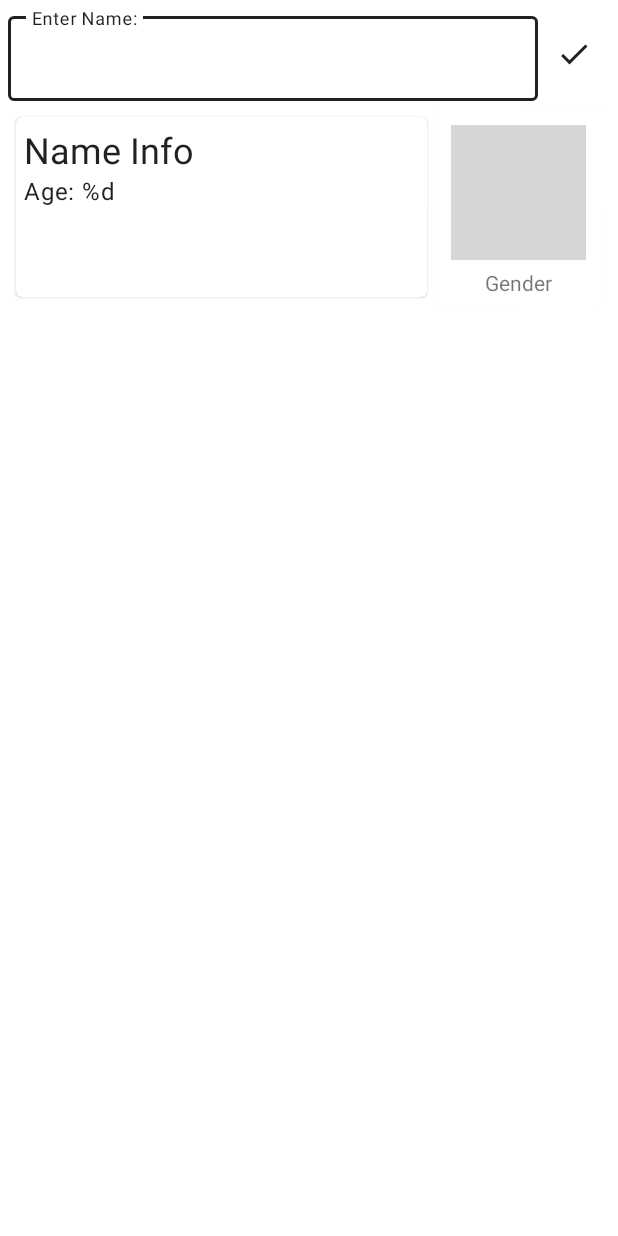
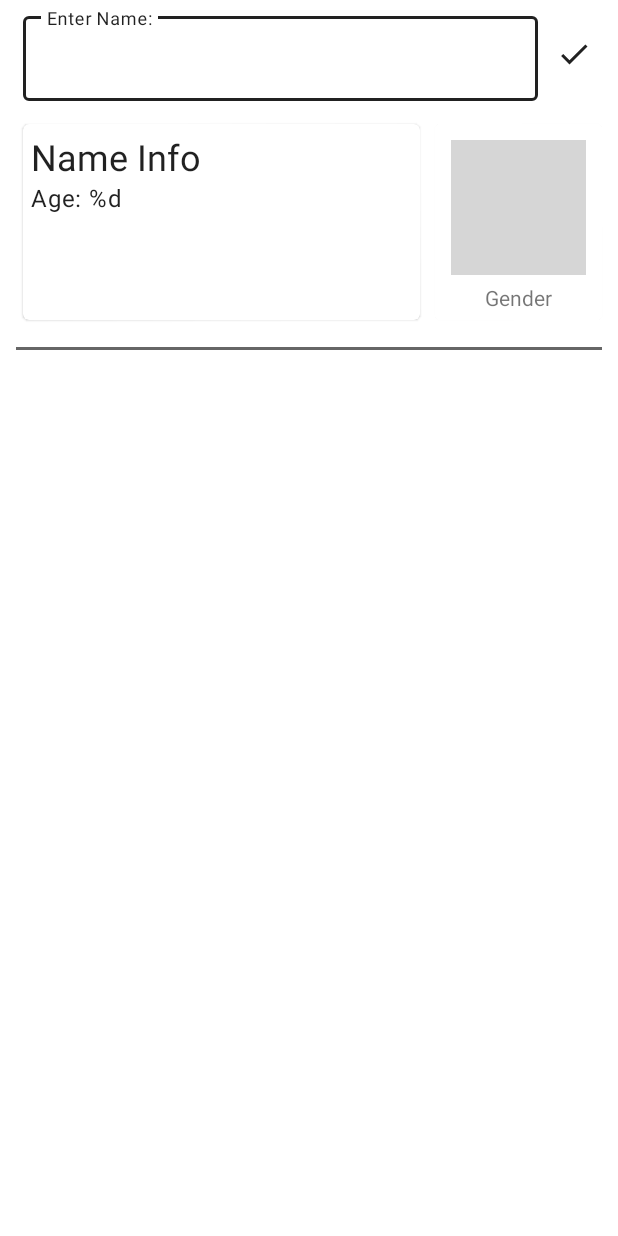
Before and after one commit to jakepurple13/Name_Info, an Android app: the screen it shows after launch (MainActivity), on a phone screen of 412 x 824 dp. Run offline under Robolectric (Android 15) with nearby library versions, the phone set to English and light mode, and no system bars; our stand-ins replace RxJava; libraries missing offline, so code that uses them is left out: androidx.datastore.preferences, com.jakewharton.rxbinding2, com.programmersbox.flowutils, com.programmersbox.gsonutils, com.programmersbox.helpfulutils; plain views replace CircularProgressIndicator; 11 statements that could not run were skipped; grey boxes are pictures that could not be loaded.

Commit message:
- better ui - more organized code

```diff
--- a/app/src/main/java/com/programmersbox/igdb/MainActivity.kt
+++ b/app/src/main/java/com/programmersbox/igdb/MainActivity.kt
@@ -8,7 +8,6 @@ import androidx.datastore.preferences.Preferences
 import androidx.datastore.preferences.createDataStore
 import androidx.datastore.preferences.edit
 import androidx.datastore.preferences.preferencesKey
-import antonkozyriatskyi.circularprogressindicator.CircularProgressIndicator
 import com.google.android.material.snackbar.Snackbar
 import com.jakewharton.rxbinding2.view.clicks
 import com.jakewharton.rxbinding2.widget.editorActionEvents
@@ -43,18 +42,20 @@ class MainActivity : AppCompatActivity() {
     private val recentAdapter by lazy { RecentAdapter(this, uiSubject) }
     private val dataStore = createDataStore(name = defaultSharedPrefName)
     private val cachedInfoList = dataStore.data
-        .map { it.from<List<IfyInfo>>("cachedInfo") }
+        .map { it.preferencesObject<List<IfyInfo>>("cachedInfo") }
         .filterNotNull()
 
-    private inline fun <reified T> Preferences.from(key: String) = this[preferencesKey<String>(key)]?.fromJson<T>()
+    private inline fun <reified T> Preferences.preferencesObject(key: String) = this[preferencesKey<String>(key)]?.fromJson<T>()
+    /*private inline fun <reified T> MutablePreferences.preferencesObject(key: String, value: T) =
+        let { this[preferencesKey<String>(key)] = value.toJson() }*/
 
     override fun onCreate(savedInstanceState: Bundle?) {
         super.onCreate(savedInstanceState)
         setContentView(R.layout.activity_main)
 
-        runBlocking { dataStore.data.first()[preferencesKey<String>("cachedInfo")]?.fromJson<List<IfyInfo>>()?.let { fixedCacheList.addAll(it) } }
+        runBlocking { dataStore.data.first().preferencesObject<List<IfyInfo>>("cachedInfo")?.let { fixedCacheList.addAll(it) } }
 
-        cachedInfoList.collectOnUi { recentAdapter.setListNotify(it) }
+        cachedInfoList.collectOnUi(action = recentAdapter::setListNotify)
 
         genderChart.setProgressTextAdapter { "${it.roundToInt()}%" }
 
@@ -91,7 +92,7 @@ class MainActivity : AppCompatActivity() {
                                     t.printStackTrace()
                                     Snackbar.make(
                                         recentList,
-                                        "Something went wrong. Please connect to wifi or wait until tomorrow",
+                                        R.string.error,
                                         Snackbar.LENGTH_SHORT
                                     ).show()
                                 }
@@ -117,28 +118,41 @@ class MainActivity : AppCompatActivity() {
             .subscribe {
                 infoLayout.visible()
                 loading.gone()
+            }
+            .addTo(disposable)
+
+        uiSubject
+            .map(IfyInfo::nationality)
+            .subscribe(adapter::setListNotify)
+            .addTo(disposable)
+
+        uiSubject
+            .subscribe {
+                nameInfo.text = it.name
+                ageInfo.text = getString(R.string.ageItem, it.age)
+            }
+            .addTo(disposable)
+
+        uiSubject
+            .subscribe {
                 it.gender?.let { gender ->
                     genderName.text = gender.gender.capitalize(Locale.getDefault())
                     genderChart.setCurrentProgress(gender.probability.toDouble() * 100)
                     gender.genderColor
                         ?.let(this::getColor)
                         ?.let { it1 ->
-                            genderChart.setGradient(CircularProgressIndicator.RADIAL_GRADIENT, it1)
+                            genderChart.progressColor = it1
                             genderChart.textColor = it1
                         }
 
                     gender.genderColorInverse
                         ?.let(this::getColor)
-                        ?.let { it1 -> genderChart.dotColor = it1 }
+                        ?.let(genderChart::setDotColor)
                 }
-
-                nameInfo.text = it.name.capitalize(Locale.getDefault())
-                ageInfo.text = getString(R.string.ageItem, it.age)
-
-                adapter.setListNotify(it.nationality)
-
             }
             .addTo(disposable)
+
+        fixedCacheList.firstOrNull()?.let(uiSubject::onNext)
 
     }
 
--- a/app/src/main/res/layout/activity_main.xml
+++ b/app/src/main/res/layout/activity_main.xml
@@ -7,11 +7,21 @@
     android:layout_margin="5dp"
     tools:context=".MainActivity">
 
+    <RelativeLayout
+        android:id="@+id/enterInfoLayout"
+        android:layout_width="match_parent"
+        android:layout_height="wrap_content"
+        android:paddingBottom="10dp"
+        app:layout_constraintTop_toTopOf="parent">
+
         <com.google.android.material.textfield.TextInputLayout
             android:id="@+id/enterName"
             style="@style/Widget.MaterialComponents.TextInputLayout.OutlinedBox"
             android:layout_width="0dp"
             android:layout_height="wrap_content"
+            android:layout_marginStart="10dp"
+            android:layout_alignParentStart="true"
+            android:layout_toStartOf="@id/getInfoButton"
             android:hint="@string/enterName"
             app:boxStrokeColor="?android:textColorPrimary"
             app:endIconMode="clear_text"
@@ -38,12 +48,13 @@
             style="@style/Widget.App.Button.TextButton.IconOnly"
             android:layout_width="wrap_content"
             android:layout_height="0dp"
+            android:layout_alignTop="@id/enterName"
+            android:layout_alignBottom="@id/enterName"
+            android:layout_alignParentEnd="true"
             app:icon="@drawable/ic_baseline_check_24"
-        app:iconTint="?android:textColorPrimary"
-        app:layout_constraintBottom_toBottomOf="@id/enterName"
-        app:layout_constraintEnd_toEndOf="parent"
-        app:layout_constraintStart_toEndOf="@id/enterName"
-        app:layout_constraintTop_toTopOf="@id/enterName" />
+            app:iconTint="?android:textColorPrimary" />
+
+    </RelativeLayout>
 
     <com.google.android.material.card.MaterialCardView
         android:id="@+id/chartLayout"
@@ -51,7 +62,7 @@
         android:layout_height="wrap_content"
         android:layout_margin="5dp"
         app:layout_constraintEnd_toEndOf="parent"
-        app:layout_constraintTop_toBottomOf="@id/enterName">
+        app:layout_constraintTop_toBottomOf="@id/enterInfoLayout">
 
         <RelativeLayout
             android:layout_width="wrap_content"
@@ -66,8 +77,7 @@
                 app:direction="clockwise"
                 app:drawDot="true"
                 app:enableProgressAnimation="true"
-                app:gradientEndColor="@color/maleColor"
-                app:gradientType="radial"
+                app:gradientType="no_gradient"
                 app:progressCap="round" />
 
             <TextView
@@ -88,11 +98,11 @@
         android:id="@+id/smallInfoLayout"
         android:layout_width="0dp"
         android:layout_height="0dp"
-        android:layout_margin="5dp"
+        android:layout_marginHorizontal="10dp"
         app:layout_constraintBottom_toBottomOf="@id/chartLayout"
         app:layout_constraintEnd_toStartOf="@id/chartLayout"
         app:layout_constraintStart_toStartOf="parent"
-        app:layout_constraintTop_toBottomOf="@id/enterName"
+        app:layout_constraintTop_toBottomOf="@id/enterInfoLayout"
         app:layout_constraintTop_toTopOf="@id/chartLayout">
 
         <ProgressBar
@@ -147,13 +157,22 @@
         tools:itemCount="3"
         tools:listitem="@layout/country_item" />
 
+    <View
+        android:id="@+id/dividerLine"
+        android:layout_width="match_parent"
+        android:layout_height="2dp"
+        android:layout_margin="5dp"
+        android:background="?android:textColorHint"
+        app:layout_constraintBottom_toTopOf="@id/recentList"
+        app:layout_constraintTop_toBottomOf="@id/countryRv" />
+
     <androidx.recyclerview.widget.RecyclerView
         android:id="@+id/recentList"
         android:layout_width="match_parent"
         android:layout_height="0dp"
         app:layoutManager="androidx.recyclerview.widget.GridLayoutManager"
         app:layout_constraintBottom_toBottomOf="parent"
-        app:layout_constraintTop_toBottomOf="@id/countryRv"
+        app:layout_constraintTop_toBottomOf="@id/dividerLine"
         app:spanCount="2"
         tools:itemCount="6"
         tools:listitem="@layout/recent_list_item" />
--- a/app/src/main/res/layout/recent_list_item.xml
+++ b/app/src/main/res/layout/recent_list_item.xml
@@ -58,8 +58,8 @@
 
                 <antonkozyriatskyi.circularprogressindicator.CircularProgressIndicator
                     android:id="@+id/recentGenderChart"
-                    android:layout_width="90dp"
-                    android:layout_height="90dp"
+                    android:layout_width="wrap_content"
+                    android:layout_height="100dp"
                     android:layout_margin="5dp"
                     app:direction="clockwise"
                     app:drawDot="true"
--- a/app/src/main/res/values/strings.xml
+++ b/app/src/main/res/values/strings.xml
@@ -5,4 +5,5 @@
     <string name="enterName">Enter Name:</string>
     <string name="male">Male</string>
     <string name="female">Female</string>
+    <string name="error">Something went wrong. Please connect to wifi or wait until tomorrow</string>
 </resources>
```
Also changed, not shown: app/src/main/java/com/programmersbox/igdb/CountryAdapter.kt (+1 -8 lines), app/src/main/res/layout/country_item.xml (+6 -4 lines). Lines whose indentation alone changed are shown as unchanged.
